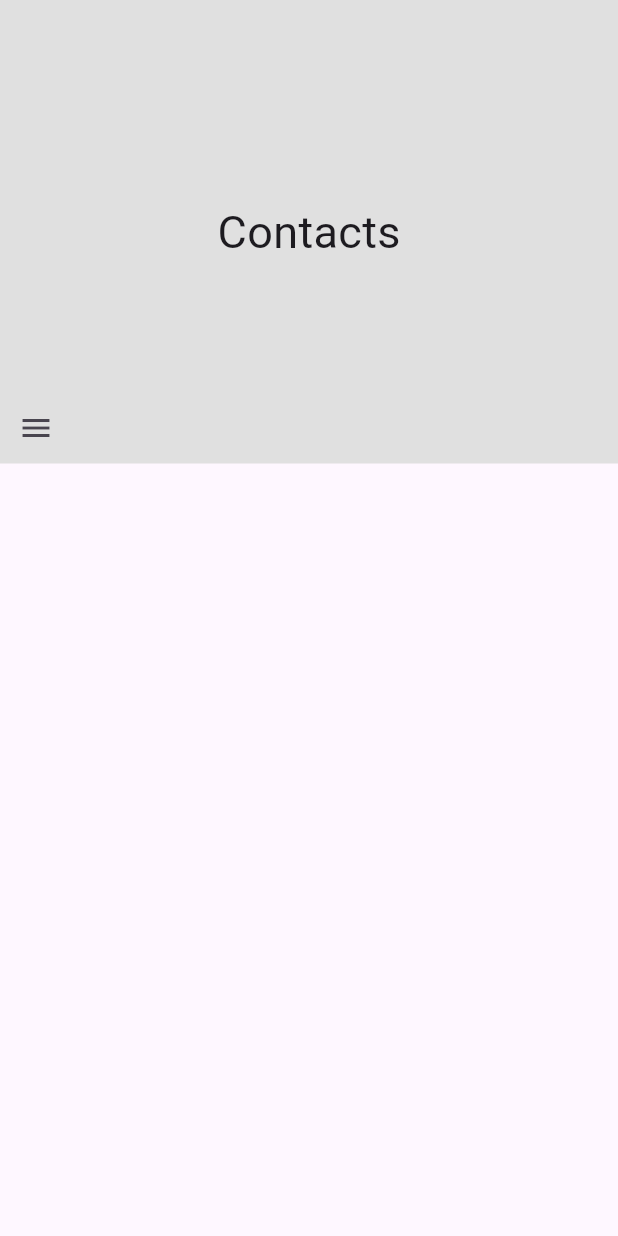
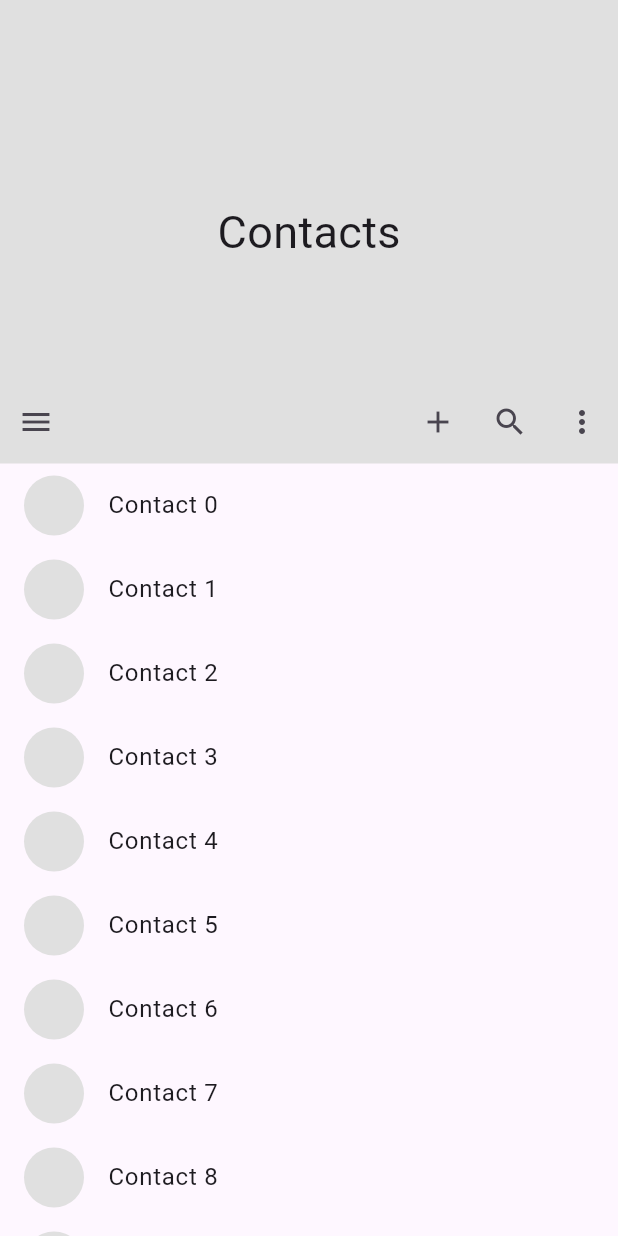
Before and after one commit to xuliang520914/flutter-demo, a Flutter app: the screen it shows after launch, on a phone screen of 412 x 824 dp. Run offline on Flutter 3.47's test engine with Material 2 defaults, Android fonts, the phone set to English and light mode, and no system bars.

Commit message:
照着视频敲出来的

```diff
--- a/lib/main.dart
+++ b/lib/main.dart
@@ -34,13 +34,44 @@ class _HomePageState extends State<HomePage> {
       body: OneUiNestedScrollView(
         // expandedHeight: 400,
         // toolbarHeight: 200,
-        expandedWidget: Text(
+        expandedWidget: const Text(
           'Contacts',
           style: TextStyle(fontSize: 30),
+        ),
+        leadingIcon: IconButton(
+          onPressed: () {},
+          icon: const Icon(Icons.menu),
+        ),
+        collapsedWidget: const Text(
+          'Contacts',
+          style: TextStyle(fontSize: 20),
         ),
         boxDecoration: BoxDecoration(
           color: Colors.grey.shade300,
         ),
+        actions: [
+          IconButton(
+            onPressed: () {},
+            icon: const Icon(Icons.more_vert),
+          ),
+          IconButton(
+            onPressed: () {},
+            icon: const Icon(Icons.search),
+          ),
+          IconButton(
+            onPressed: () {},
+            icon: const Icon(Icons.add),
+          ),
+        ],
+        sliverList: SliverList(delegate: SliverChildBuilderDelegate(
+          (BuildContext context, int index) {
+            return ListTile(
+              leading: CircleAvatar(backgroundColor: Colors.grey.shade300),
+              title: Text('Contact $index'),
+            );
+          },
+        )),
+        // sliverBackgroundColor: Colors.blue,
       ),
     );
   }
--- a/lib/one_ui_nested_scroll_view.dart
+++ b/lib/one_ui_nested_scroll_view.dart
@@ -1,18 +1,33 @@
 import 'package:flutter/material.dart';
 import 'package:flutter_application/fade_animation.dart';
+import 'package:flutter_application/one_ui_scroll_physics.dart';
 
 class OneUiNestedScrollView extends StatefulWidget {
   final double? expandedHeight;
   final double? toolbarHeight;
   final Widget? expandedWidget;
+  final Widget? collapsedWidget;
   final BoxDecoration? boxDecoration;
+  final Widget? leadingIcon;
+  final List<Widget>? actions;
+  final SliverList sliverList;
+  final Color? sliverBackgroundColor;
 
-  const OneUiNestedScrollView(
-      {super.key,
+  final GlobalKey<NestedScrollViewState>? globalKey;
+
+  const OneUiNestedScrollView({
+    super.key,
     this.expandedHeight,
     this.toolbarHeight,
     this.expandedWidget,
-      this.boxDecoration});
+    this.boxDecoration,
+    this.collapsedWidget,
+    this.leadingIcon,
+    this.actions,
+    required this.sliverList,
+    this.sliverBackgroundColor,
+    this.globalKey,
+  });
 
   @override
   State<OneUiNestedScrollView> createState() => _OneUiNestedScrollViewState();
@@ -21,6 +36,10 @@ class OneUiNestedScrollView extends StatefulWidget {
 class _OneUiNestedScrollViewState extends State<OneUiNestedScrollView> {
   late double _expandedHeight;
   late double _toolbarHeight;
+
+  late GlobalKey<NestedScrollViewState> _nestedScrollViewState;
+
+  Future<void>? scrollAnimate;
 
   double calculateExpandRatio(BoxConstraints constraints) {
     var expandRatio = (constraints.maxHeight - _toolbarHeight) /
@@ -61,10 +80,30 @@ class _OneUiNestedScrollViewState extends State<OneUiNestedScrollView> {
                   ),
                 Align(
                   alignment: Alignment.bottomCenter,
+                  child: SizedBox(
+                    height: _toolbarHeight,
                     child: Row(
                       children: [
-                      IconButton(onPressed: () {}, icon: const Icon(Icons.menu))
+                        if (widget.leadingIcon != null) widget.leadingIcon!,
+                        if (widget.collapsedWidget != null)
+                          Padding(
+                            padding: EdgeInsets.only(
+                                left: widget.leadingIcon != null ? 0 : 20),
+                            child: FadeAnimation(
+                              animation: animation,
+                              isExpandedWidget: false,
+                              child: widget.collapsedWidget!,
+                            ),
+                          ),
+                        if (widget.actions != null)
+                          Expanded(
+                            child: Row(
+                              mainAxisAlignment: MainAxisAlignment.end,
+                              children: widget.actions!.reversed.toList(),
+                            ),
+                          )
                       ],
+                    ),
                   ),
                 ),
               ],
@@ -76,7 +115,50 @@ class _OneUiNestedScrollViewState extends State<OneUiNestedScrollView> {
   }
 
   Widget body() {
-    return Container();
+    return Container(
+      color: widget.sliverBackgroundColor ??
+          Theme.of(context).scaffoldBackgroundColor,
+      child: Builder(
+        builder: (BuildContext context) {
+          return CustomScrollView(
+            slivers: [
+              SliverOverlapInjector(
+                handle:
+                    NestedScrollView.sliverOverlapAbsorberHandleFor(context),
+              ),
+              widget.sliverList,
+            ],
+          );
+        },
+      ),
+    );
+  }
+
+  bool onNotification(ScrollEndNotification notification) {
+    final scrollViewState = _nestedScrollViewState.currentState;
+    final outController = scrollViewState!.outerController;
+
+    if (scrollViewState.innerController.position.pixels == 0 &&
+        !outController.position.atEdge) {
+      final range = _expandedHeight - _toolbarHeight;
+      final snapOffset = (outController.offset / range) > 0.55 ? range : 0.0;
+
+      Future.microtask(() async {
+        if (scrollAnimate != null) await scrollAnimate;
+        scrollAnimate = outController.animateTo(
+          snapOffset,
+          duration: const Duration(milliseconds: 150),
+          curve: Curves.ease,
+        );
+      });
+    }
+    return false;
+  }
+
+  @override
+  void initState() {
+    _nestedScrollViewState = widget.globalKey ?? GlobalKey();
+    super.initState();
   }
 
   @override
@@ -84,7 +166,19 @@ class _OneUiNestedScrollViewState extends State<OneUiNestedScrollView> {
     _expandedHeight =
         widget.expandedHeight ?? MediaQuery.of(context).size.height * 3 / 8;
     _toolbarHeight = widget.toolbarHeight ?? kToolbarHeight;
-    return NestedScrollView(
-        headerSliverBuilder: headerSliverBuilder, body: body());
+    return NotificationListener<OverscrollIndicatorNotification>(
+      onNotification: (overScroll) {
+        overScroll.disallowIndicator();
+        return true;
+      },
+      child: NotificationListener<ScrollEndNotification>(
+        onNotification: onNotification,
+        child: NestedScrollView(
+          headerSliverBuilder: headerSliverBuilder,
+          physics: OneUiScrollPhysics(_expandedHeight),
+          body: body(),
+        ),
+      ),
+    );
   }
 }
--- /dev/null
+++ b/lib/one_ui_scroll_physics.dart
@@ -0,0 +1,57 @@
+import 'package:flutter/material.dart';
+
+class OneUiScrollPhysics extends ScrollPhysics {
+  final double expandedHeight;
+
+  const OneUiScrollPhysics(this.expandedHeight, {ScrollPhysics? parent})
+      : super(parent: parent);
+
+  @override
+  ScrollPhysics applyTo(ScrollPhysics? ancestor) {
+    assert(ancestor != null);
+
+    return OneUiScrollPhysics(expandedHeight, parent: buildParent(ancestor));
+  }
+
+  @override
+  createBallisticSimulation(ScrollMetrics position, double velocity) {
+    if (velocity == 0.0 ||
+        (velocity > 0.0 && position.pixels >= position.maxScrollExtent) ||
+        (velocity < 0.0 && position.pixels <= position.minScrollExtent)) {
+      return null;
+    }
+    return OneUiScrollSimulation(
+      position.pixels,
+      velocity,
+      expandedHeight: expandedHeight,
+    );
+  }
+}
+
+class OneUiScrollSimulation extends ClampingScrollSimulation {
+  final double expandedHeight;
+
+  OneUiScrollSimulation(
+    double position,
+    double velocity, {
+    required this.expandedHeight,
+    double firction = 0.015,
+    Tolerance tolerance = Tolerance.defaultTolerance,
+  }) : super(
+          position: position,
+          velocity: velocity,
+          friction: firction,
+          tolerance: tolerance,
+        ) {
+    assert(expandedHeight >= 0);
+  }
+
+  @override
+  double x(double time) {
+    final double x = super.x(time);
+    return x < 0.0 ? 0.0 : (x > expandedHeight ? expandedHeight : x);
+  }
+
+  @override
+  bool isDone(double time) => super.isDone(time) || position >= expandedHeight;
+}
```
Lines whose indentation alone changed are shown as unchanged.
